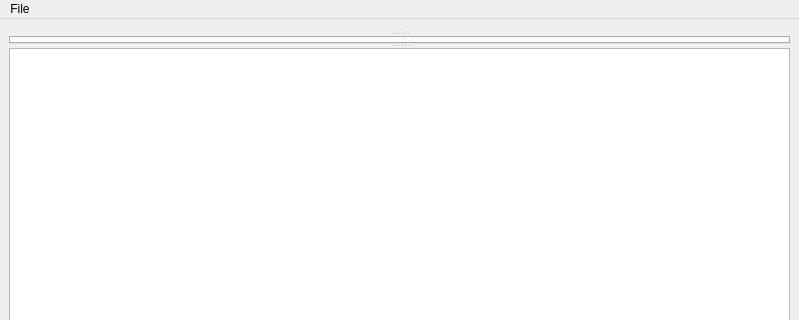
Qt form mainwindow.ui (tonttu/Shaderkit) before a commit; both pictures show x 0 to 799 and y 0 to 320 of the 799 by 599 pixel window.
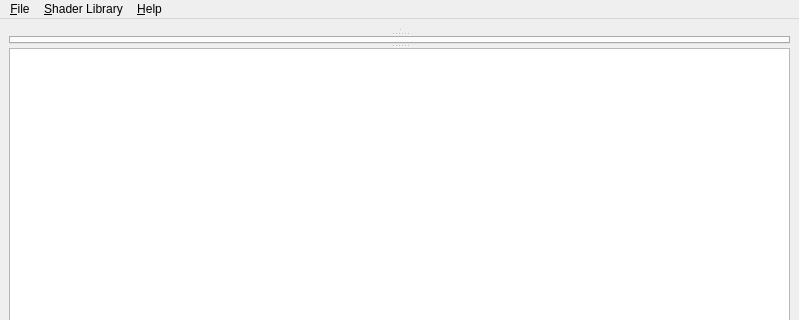
The same form after that commit. Custom widgets are drawn as their Qt base class.

Patch:
```diff
--- a/mainwindow.ui
+++ b/mainwindow.ui
@@ -91,11 +91,31 @@
    </property>
    <widget class="QMenu" name="menu_file">
     <property name="title">
-     <string>File</string>
+     <string>&amp;File</string>
     </property>
     <addaction name="action_save"/>
+    <addaction name="action_saveas"/>
+    <addaction name="action_export"/>
+    <addaction name="separator"/>
+    <addaction name="action_quit"/>
+   </widget>
+   <widget class="QMenu" name="menu_Help">
+    <property name="title">
+     <string>&amp;Help</string>
+    </property>
+    <addaction name="action_about"/>
+   </widget>
+   <widget class="QMenu" name="menuShader_Library">
+    <property name="title">
+     <string>&amp;Shader Library</string>
+    </property>
+    <addaction name="action_libopen"/>
+    <addaction name="action_libexample"/>
+    <addaction name="action_import"/>
    </widget>
    <addaction name="menu_file"/>
+   <addaction name="menuShader_Library"/>
+   <addaction name="menu_Help"/>
   </widget>
   <widget class="QStatusBar" name="statusbar"/>
   <action name="action_save">
```
Left out of the diff: 79 changed lines with no effect on the pictures.
